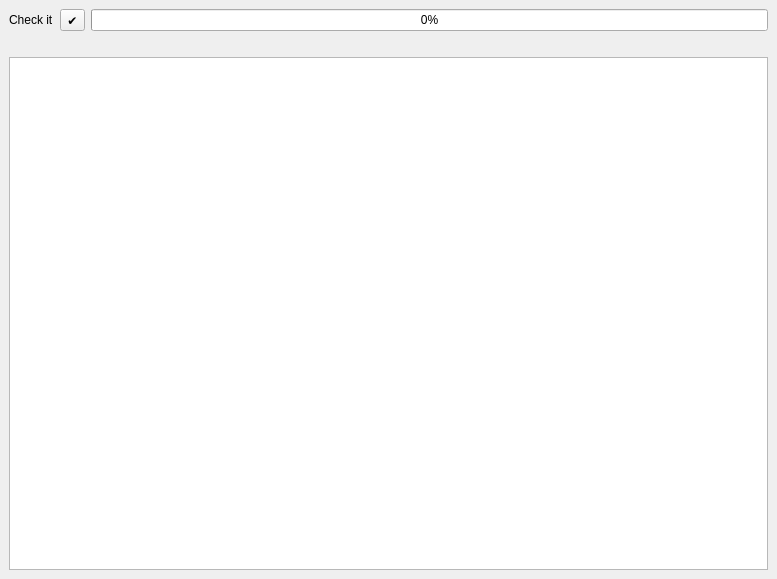
Before: the Qt Designer form QgisModelBaker/ui/validator.ui in opengisch/QgisModelBaker, drawn with Qt 5.
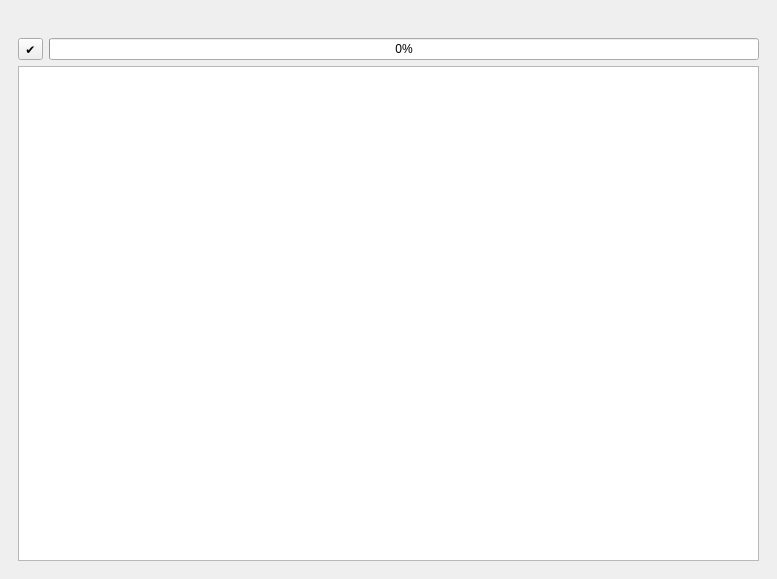
After: the same form once the commit is applied.

Diff of the .ui file:
```diff
--- a/QgisModelBaker/ui/validator.ui
+++ b/QgisModelBaker/ui/validator.ui
@@ -15,18 +15,24 @@
   </property>
   <widget class="QWidget" name="dockWidgetContents">
    <layout class="QVBoxLayout" name="verticalLayout_3">
+    <item>
+     <widget class="QLabel" name="info_label">
+      <property name="text">
+       <string/>
+      </property>
+      <property name="wordWrap">
+       <bool>true</bool>
+      </property>
+     </widget>
+    </item>
     <item>
      <layout class="QVBoxLayout" name="filter_layout"/>
     </item>
     <item>
+     <widget class="QWidget" name="validation_layout" native="true">
+      <layout class="QVBoxLayout" name="verticalLayout_2">
+       <item>
      <layout class="QHBoxLayout" name="horizontalLayout">
-      <item>
-       <widget class="QLabel" name="check_label">
-        <property name="text">
-         <string>Check it</string>
-        </property>
-       </widget>
-      </item>
       <item>
        <widget class="QToolButton" name="run_button">
         <property name="text">
@@ -43,18 +49,11 @@
       </item>
      </layout>
     </item>
-    <item>
-     <widget class="QLabel" name="info_label">
-      <property name="text">
-       <string/>
-      </property>
-      <property name="wordWrap">
-       <bool>true</bool>
-      </property>
-     </widget>
-    </item>
     <item>
      <widget class="QTableView" name="result_table_view"/>
+       </item>
+      </layout>
+     </widget>
     </item>
    </layout>
   </widget>
```
Lines whose indentation alone changed are shown as unchanged.
